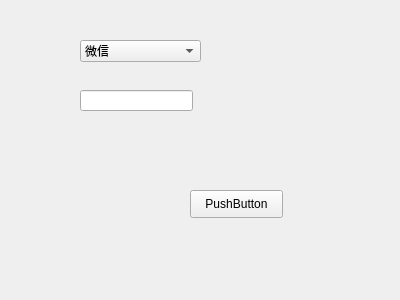
Above: clock_in.ui from GWhoney/MyBank before the change. Below: the same form after it.
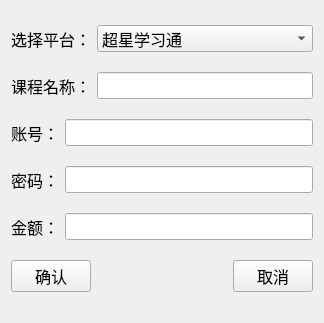
That is the form after the change.

The edit to the form file:
```diff
--- a/clock_in.ui
+++ b/clock_in.ui
@@ -6,56 +6,241 @@
    <rect>
     <x>0</x>
     <y>0</y>
-    <width>400</width>
-    <height>300</height>
+    <width>324</width>
+    <height>323</height>
    </rect>
   </property>
   <property name="windowTitle">
    <string>Form</string>
   </property>
-  <widget class="QPushButton" name="pushButton">
-   <property name="geometry">
-    <rect>
-     <x>190</x>
-     <y>190</y>
-     <width>93</width>
-     <height>28</height>
-    </rect>
-   </property>
-   <property name="text">
-    <string>PushButton</string>
-   </property>
-  </widget>
-  <widget class="QLineEdit" name="lineEdit">
-   <property name="geometry">
-    <rect>
-     <x>80</x>
-     <y>90</y>
-     <width>113</width>
-     <height>21</height>
-    </rect>
-   </property>
-  </widget>
-  <widget class="QComboBox" name="comboBox">
-   <property name="geometry">
-    <rect>
-     <x>80</x>
-     <y>40</y>
-     <width>121</width>
-     <height>22</height>
-    </rect>
-   </property>
+  <layout class="QVBoxLayout" name="verticalLayout">
    <item>
-    <property name="text">
-     <string>微信</string>
-    </property>
+    <layout class="QHBoxLayout" name="horizontalLayout" stretch="0,9">
+     <item>
+      <widget class="QLabel" name="label">
+       <property name="font">
+        <font>
+         <pointsize>12</pointsize>
+        </font>
+       </property>
+       <property name="text">
+        <string>选择平台：</string>
+       </property>
+      </widget>
+     </item>
+     <item>
+      <widget class="QComboBox" name="comboBox_Website">
+       <property name="font">
+        <font>
+         <pointsize>12</pointsize>
+        </font>
+       </property>
+       <item>
+        <property name="text">
+         <string>超星学习通</string>
+        </property>
+       </item>
+       <item>
+        <property name="text">
+         <string>智慧树/知到</string>
+        </property>
+       </item>
+       <item>
+        <property name="text">
+         <string>U校园</string>
+        </property>
+       </item>
+       <item>
+        <property name="text">
+         <string>云课堂智慧职教</string>
+        </property>
+       </item>
+       <item>
+        <property name="text">
+         <string>WE Learn</string>
+        </property>
+       </item>
+       <item>
+        <property name="text">
+         <string>优学院</string>
+        </property>
+       </item>
+       <item>
+        <property name="text">
+         <string>学习强国</string>
+        </property>
+       </item>
+       <item>
+        <property name="text">
+         <string>中国大学</string>
+        </property>
+       </item>
+       <item>
+        <property name="text">
+         <string>国开在线</string>
+        </property>
+       </item>
+       <item>
+        <property name="text">
+         <string>iSmart</string>
+        </property>
+       </item>
+       <item>
+        <property name="text">
+         <string>学堂在线</string>
+        </property>
+       </item>
+       <item>
+        <property name="text">
+         <string>中国大学生在线</string>
+        </property>
+       </item>
+      </widget>
+     </item>
+    </layout>
    </item>
    <item>
-    <property name="text">
-     <string>QQ</string>
-    </property>
+    <layout class="QHBoxLayout" name="horizontalLayout_6">
+     <item>
+      <widget class="QLabel" name="label_5">
+       <property name="font">
+        <font>
+         <pointsize>12</pointsize>
+        </font>
+       </property>
+       <property name="text">
+        <string>课程名称：</string>
+       </property>
+      </widget>
+     </item>
+     <item>
+      <widget class="QLineEdit" name="lineEdit_ClassName">
+       <property name="font">
+        <font>
+         <pointsize>12</pointsize>
+        </font>
+       </property>
+      </widget>
+     </item>
+    </layout>
    </item>
-  </widget>
+   <item>
+    <layout class="QHBoxLayout" name="horizontalLayout_2">
+     <item>
+      <widget class="QLabel" name="label_2">
+       <property name="font">
+        <font>
+         <pointsize>12</pointsize>
+        </font>
+       </property>
+       <property name="text">
+        <string>账号：</string>
+       </property>
+      </widget>
+     </item>
+     <item>
+      <widget class="QLineEdit" name="lineEdit_Account">
+       <property name="font">
+        <font>
+         <pointsize>12</pointsize>
+        </font>
+       </property>
+      </widget>
+     </item>
+    </layout>
+   </item>
+   <item>
+    <layout class="QHBoxLayout" name="horizontalLayout_3">
+     <item>
+      <widget class="QLabel" name="label_3">
+       <property name="font">
+        <font>
+         <pointsize>12</pointsize>
+        </font>
+       </property>
+       <property name="text">
+        <string>密码：</string>
+       </property>
+      </widget>
+     </item>
+     <item>
+      <widget class="QLineEdit" name="lineEdit_Password">
+       <property name="font">
+        <font>
+         <pointsize>12</pointsize>
+        </font>
+       </property>
+      </widget>
+     </item>
+    </layout>
+   </item>
+   <item>
+    <layout class="QHBoxLayout" name="horizontalLayout_4">
+     <item>
+      <widget class="QLabel" name="label_4">
+       <property name="font">
+        <font>
+         <pointsize>12</pointsize>
+        </font>
+       </property>
+       <property name="text">
+        <string>金额：</string>
+       </property>
+      </widget>
+     </item>
+     <item>
+      <widget class="QLineEdit" name="lineEdit_Money">
+       <property name="font">
+        <font>
+         <pointsize>12</pointsize>
+        </font>
+       </property>
+      </widget>
+     </item>
+    </layout>
+   </item>
+   <item>
+    <layout class="QHBoxLayout" name="horizontalLayout_5">
+     <item>
+      <widget class="QPushButton" name="pushButton">
+       <property name="font">
+        <font>
+         <pointsize>12</pointsize>
+        </font>
+       </property>
+       <property name="text">
+        <string>确认</string>
+       </property>
+      </widget>
+     </item>
+     <item>
+      <spacer name="horizontalSpacer">
+       <property name="orientation">
+        <enum>Qt::Horizontal</enum>
+       </property>
+       <property name="sizeHint" stdset="0">
+        <size>
+         <width>40</width>
+         <height>20</height>
+        </size>
+       </property>
+      </spacer>
+     </item>
+     <item>
+      <widget class="QPushButton" name="pushButton_2">
+       <property name="font">
+        <font>
+         <pointsize>12</pointsize>
+        </font>
+       </property>
+       <property name="text">
+        <string>取消</string>
+       </property>
+      </widget>
+     </item>
+    </layout>
+   </item>
+  </layout>
  </widget>
  <resources/>
  <connections/>
```
